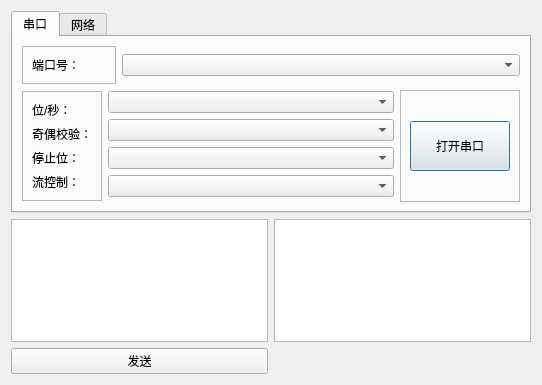
The window that qt4gui_note/serialport/dialogcom.ui (shqhope/qtwork) describes before a commit, drawn with Qt 5.
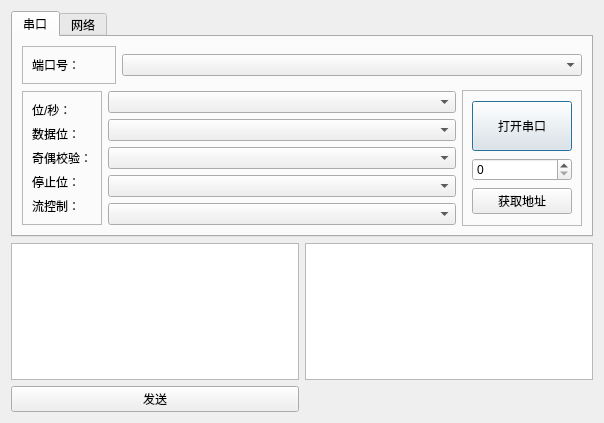
The same window after the commit.

Diff of the .ui file:
```diff
--- a/qt4gui_note/serialport/dialogcom.ui
+++ b/qt4gui_note/serialport/dialogcom.ui
@@ -6,8 +6,8 @@
    <rect>
     <x>0</x>
     <y>0</y>
-    <width>542</width>
-    <height>385</height>
+    <width>604</width>
+    <height>423</height>
    </rect>
   </property>
   <property name="windowTitle">
@@ -80,7 +80,10 @@
                 <widget class="QComboBox" name="comboBox_4"/>
                </item>
                <item>
-                <widget class="QComboBox" name="comboBox_5"/>
+                <widget class="QComboBox" name="comboBox_Stop"/>
+               </item>
+               <item>
+                <widget class="QComboBox" name="comboBox_Stream"/>
                </item>
               </layout>
              </item>
@@ -106,24 +109,31 @@
                   </property>
                  </widget>
                 </item>
-                <item row="2" column="0">
+                <item row="5" column="0">
+                 <widget class="QLabel" name="label_5">
+                  <property name="text">
+                   <string>流控制：</string>
+                  </property>
+                 </widget>
+                </item>
+                <item row="3" column="0">
                  <widget class="QLabel" name="label_3">
                   <property name="text">
                    <string>奇偶校验：</string>
                   </property>
                  </widget>
                 </item>
-                <item row="3" column="0">
+                <item row="4" column="0">
                  <widget class="QLabel" name="label_4">
                   <property name="text">
                    <string>停止位：</string>
                   </property>
                  </widget>
                 </item>
-                <item row="4" column="0">
-                 <widget class="QLabel" name="label_5">
+                <item row="2" column="0">
+                 <widget class="QLabel" name="label_6">
                   <property name="text">
-                   <string>流控制：</string>
+                   <string>数据位：</string>
                   </property>
                  </widget>
                 </item>
@@ -172,6 +182,16 @@
                 </property>
                </widget>
               </item>
+              <item row="1" column="0">
+               <widget class="QSpinBox" name="spinBox"/>
+              </item>
+              <item row="2" column="0">
+               <widget class="QPushButton" name="pushButton_3">
+                <property name="text">
+                 <string>获取地址</string>
+                </property>
+               </widget>
+              </item>
              </layout>
             </widget>
            </item>
```
Left out of the diff: 8 changed lines with no effect on the pictures.
